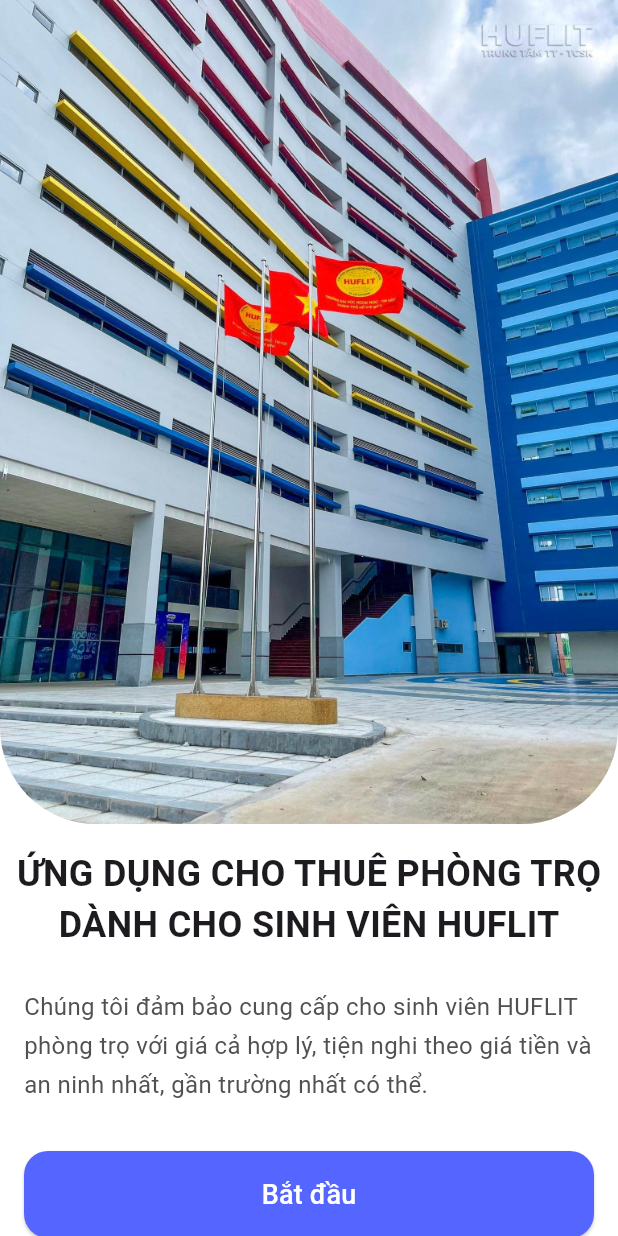
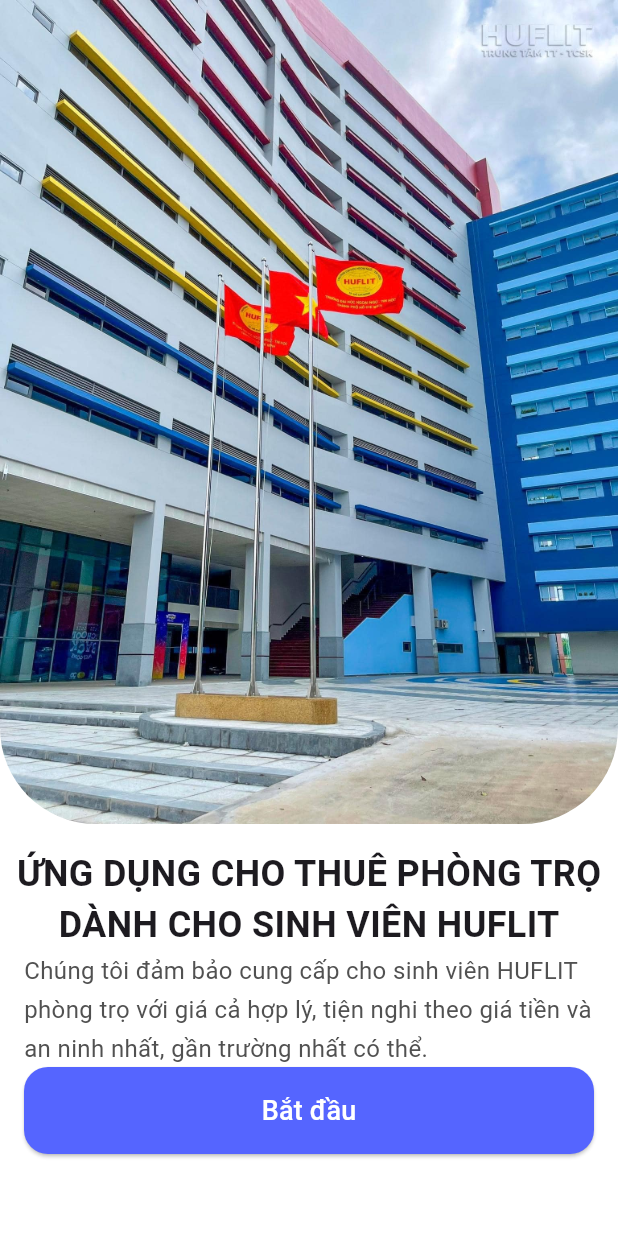
Before and after one commit to GS-755/chothuephongtro_v2, a Flutter app: the screen it shows after launch, on a phone screen of 412 x 824 dp. Run offline on Flutter 3.47's test engine with Material 3 defaults, Android fonts, the phone set to English and light mode, and no system bars; our stand-ins replace flutter_dotenv, flutter_rating_bar, google_nav_bar.

Commit message:
Fixed overflow pixel in splash & changed to image.network in confirmbooking

```diff
--- a/lib/splash.dart
+++ b/lib/splash.dart
@@ -24,7 +24,7 @@
         child: Column(
           children: [
             ClipRRect(
-              borderRadius: BorderRadius.only(
+              borderRadius: const BorderRadius.only(
                 bottomLeft: Radius.circular(64),
                 bottomRight: Radius.circular(64)
               ), // Adjust the radius as needed
@@ -52,7 +52,7 @@
                 ),
               ),
             ),
-            const SizedBox(height: 24.0,),
+            // const SizedBox(height: 24.0),
             Container(
                 padding: const EdgeInsets.only(left: 16, right: 16),
                 child: Column(
@@ -68,7 +68,7 @@
                         ),
                       ),
                     ),
-                    const SizedBox(height: 32.0),
+                    // const SizedBox(height: 12.0),
                     ElevatedButton(
                         onPressed: moveToLoginPage,
                         style: ElevatedButton.styleFrom(
--- a/lib/users/booking/confirmbooking.dart
+++ b/lib/users/booking/confirmbooking.dart
@@ -5,6 +5,7 @@
 import 'package:flutter_rating_bar/flutter_rating_bar.dart';
 import 'package:intl/intl.dart';
 import '../../components/navigationbar.dart';
+import '../../utils/uribuilder.dart';
 
 
 class ConfirmBooking extends StatefulWidget {
@@ -89,8 +90,8 @@
                         width: 80,
                         child: ClipRRect(
                           borderRadius: BorderRadius.circular(5.0),
-                          child: Image.asset(
-                            "assets/hotel/hing1.jpg",
+                          child: Image.network(
+                            UriAccess.buildImageUrl('/getmotelimage?motelid=${widget.motel.maPT}'),
                             fit: BoxFit.cover,
                           ),
                         ),
```
